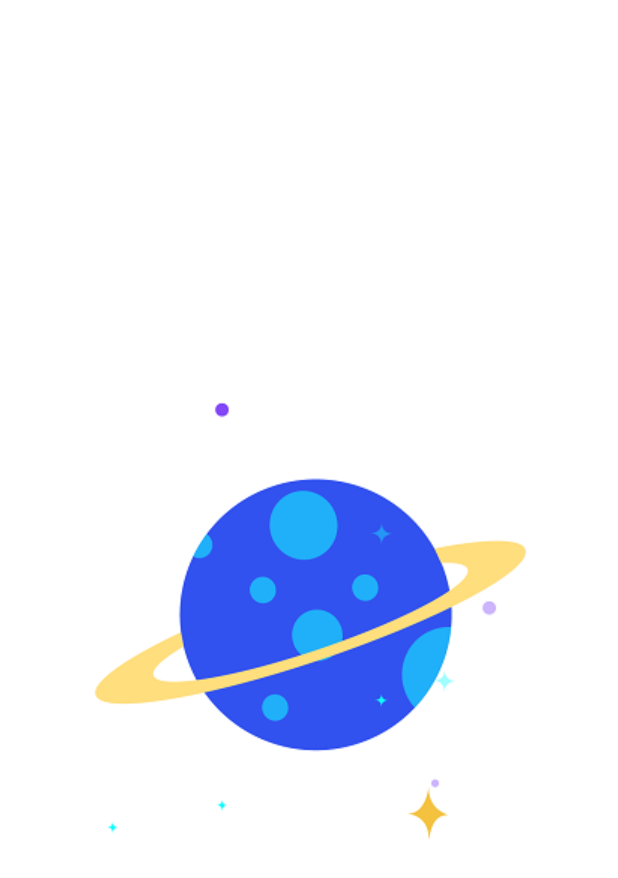
After one commit to FarVoyager/PictureOfTheDay, an Android app: the SplashActivity screen opened directly, with no data from a screen before it, on a phone screen of 412 x 824 dp. The commit adds this screen. Shown: the top 878 px of the screen. Run offline under Robolectric (Android 15) with nearby library versions, the phone set to English and light mode, and no system bars; Roboto replaces fonts that are not available here; 1 statement that could not run was skipped.

Commit message:
splash screen animation implemented

```diff
--- a/app/src/main/AndroidManifest.xml
+++ b/app/src/main/AndroidManifest.xml
@@ -11,14 +11,16 @@
         android:label="@string/app_name"
         android:roundIcon="@mipmap/ic_launcher_round"
         android:supportsRtl="true"
-        android:theme="@style/AppTheme.Splash">
-        <activity android:name=".ui.main.MainActivity">
+        android:theme="@style/AppTheme">
+        <activity android:name=".ui.main.MainActivity" />
+        <activity android:name=".ui.main.SplashActivity">
             <intent-filter>
                 <action android:name="android.intent.action.MAIN" />
 
                 <category android:name="android.intent.category.LAUNCHER" />
             </intent-filter>
         </activity>
+
         <meta-data
             android:name="preloaded_fonts"
             android:resource="@array/preloaded_fonts" />
--- /dev/null
+++ b/app/src/main/java/com/example/pictureoftheday/ui/main/SplashActivity.kt
@@ -0,0 +1,63 @@
+package com.example.pictureoftheday.ui.main
+
+import android.animation.Animator
+import android.content.Intent
+import androidx.appcompat.app.AppCompatActivity
+import android.os.Bundle
+import android.os.Handler
+import android.view.animation.AccelerateDecelerateInterpolator
+import android.view.animation.LinearInterpolator
+import android.widget.ImageView
+import com.example.pictureoftheday.R
+
+class SplashActivity : AppCompatActivity() {
+
+
+
+    var handler = Handler()
+    override fun onCreate(savedInstanceState: Bundle?) {
+        super.onCreate(savedInstanceState)
+        setContentView(R.layout.activity_splash)
+
+        findViewById<ImageView>(R.id.image_view_splash).animate()
+            .scaleX(1.2f).scaleY(1.2f)
+            .setInterpolator(AccelerateDecelerateInterpolator()).setDuration(400)
+            .setListener(object: Animator.AnimatorListener {
+                override fun onAnimationEnd(animation: Animator?) {
+                    scaleAnimation(1f, 1f)
+                }
+                override fun onAnimationStart(animation: Animator?) {}
+                override fun onAnimationCancel(animation: Animator?) {}
+                override fun onAnimationRepeat(animation: Animator?) {}
+            })
+
+
+
+
+
+        handler.postDelayed({
+            startActivity(Intent(this@SplashActivity, MainActivity::class.java))
+            finish()
+        }, 5000)
+    }
+
+    fun scaleAnimation(X: Float, Y:Float) {
+        findViewById<ImageView>(R.id.image_view_splash).animate()
+            .scaleX(X).scaleY(Y)
+            .setInterpolator(AccelerateDecelerateInterpolator()).setDuration(400)
+            .setListener(object: Animator.AnimatorListener {
+                override fun onAnimationEnd(animation: Animator?) {
+                    startActivity(Intent(this@SplashActivity, MainActivity::class.java))
+                    finish()
+                }
+                override fun onAnimationStart(animation: Animator?) {}
+                override fun onAnimationCancel(animation: Animator?) {}
+                override fun onAnimationRepeat(animation: Animator?) {}
+            })
+    }
+
+    override fun onDestroy() {
+        handler.removeCallbacksAndMessages(null)
+        super.onDestroy()
+    }
+}
--- a/app/src/main/res/layout-v21/fragment_picture_of_the_day.xml
+++ b/app/src/main/res/layout-v21/fragment_picture_of_the_day.xml
@@ -112,11 +112,7 @@
 
         </androidx.constraintlayout.widget.ConstraintLayout>
 
-
-
     </androidx.core.widget.NestedScrollView>
-
-
 
     <com.google.android.material.bottomappbar.BottomAppBar
         android:id="@+id/bottom_app_bar"
--- /dev/null
+++ b/app/src/main/res/layout/activity_splash.xml
@@ -0,0 +1,13 @@
+<?xml version="1.0" encoding="utf-8"?>
+<FrameLayout xmlns:android="http://schemas.android.com/apk/res/android"
+    xmlns:app="http://schemas.android.com/apk/res-auto"
+    android:layout_width="match_parent"
+    android:layout_height="match_parent">
+
+    <androidx.appcompat.widget.AppCompatImageView
+        android:id="@+id/image_view_splash"
+        android:layout_width="wrap_content"
+        android:layout_height="wrap_content"
+        android:layout_gravity="center"
+        app:srcCompat="@drawable/ic_splash_fin" />
+</FrameLayout>
```
